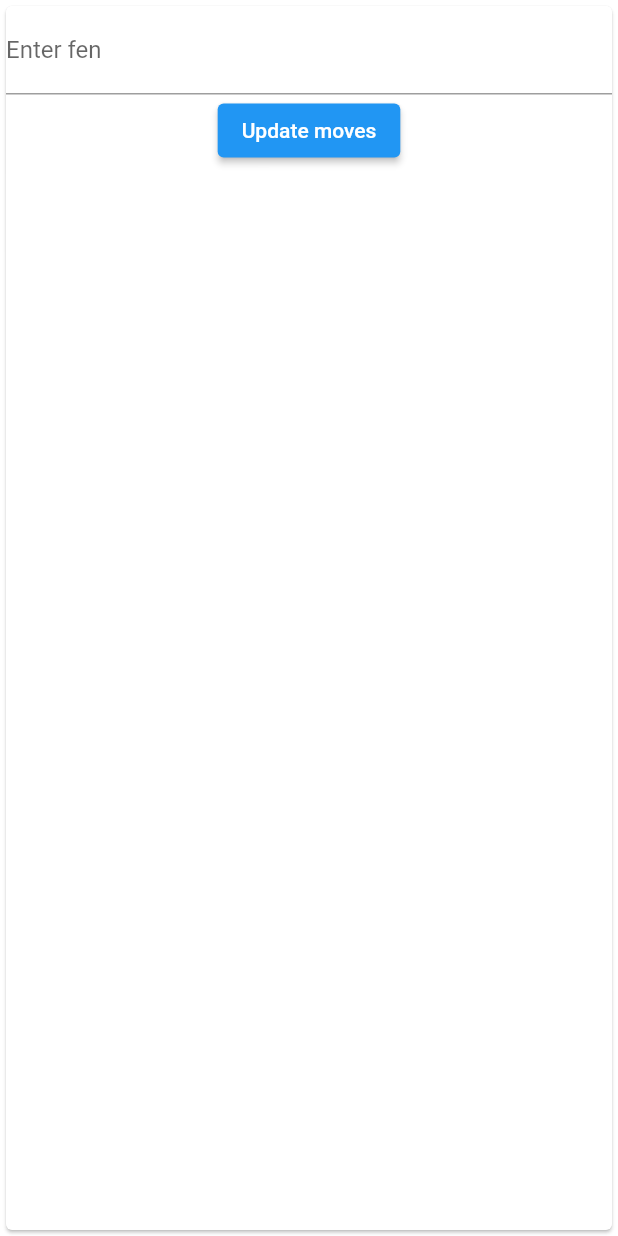
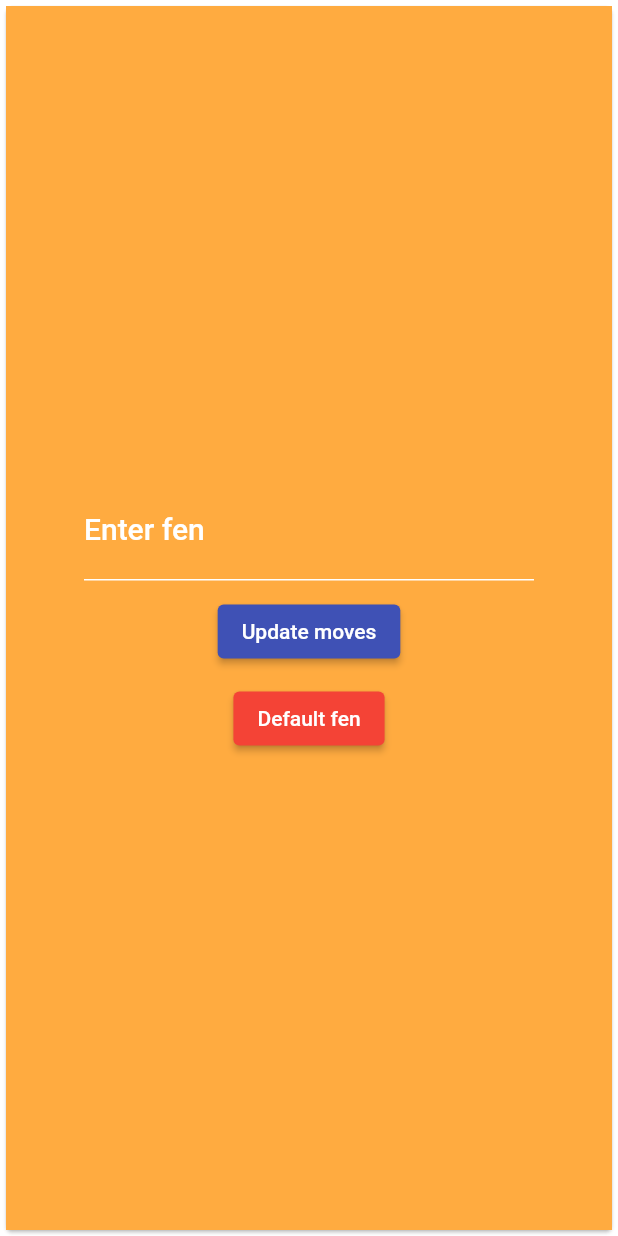
Before and after one commit to Qumpell/flutter-chess-moves-show, a Flutter app: the screen it shows after launch, after a tap on an icon or button, on a phone screen of 412 x 824 dp. Run offline on Flutter 3.47's test engine with Material 2 defaults, Android fonts, the phone set to English and light mode, and no system bars; our stand-ins replace get; missing offline and left inert: flutter_chess_board.

Commit message:
adding chessboard

```diff
--- a/lib/main.dart
+++ b/lib/main.dart
@@ -1,5 +1,6 @@
 import 'package:flutter/material.dart';
 import 'package:get/get.dart';
+import 'package:flutter_chess_board/flutter_chess_board.dart';
 
 void main() {
   runApp(const MainApp());
@@ -7,7 +8,8 @@ void main() {
 
 class MovesController extends GetxController {
   final moveName = ''.obs;
-  final chessboard = '0'.obs;
+  // final chessboard = ''.obs;
+  final chessboard = "".obs;
 
   void updateChessboard(String newMove) {
     moveName.value = newMove;
@@ -24,97 +26,17 @@ class MainApp extends StatelessWidget {
 
   @override
   Widget build(BuildContext context) {
-    // Widget firstChessboardSection = Container(
-    //   color: Colors.amber,
-    //   child: Row(
-    //     mainAxisAlignment: MainAxisAlignment.spaceEvenly,
-    //     children: <Widget>[
-    //       GetX<MovesController>(
-    //         tag: "1",
-    //         init: MovesController('1'),
-    //         builder: ((controller) {
-    //           return Column(
-    //             children: <Widget>[
-    //               Text(
-    //                 controller.moveName.value,
-    //                 style: const TextStyle(fontSize: 24),
-    //               ),
-    //               ElevatedButton(
-    //                   onPressed: () async {
-    //                     final result = await Get.to(() => ButtonPage(chessboardNumber: '1'));
-    //                     controller.updateChessboard(result);
-    //                   },
-    //                   child: Text("Pierwsza szachownica")),
-    //             ],
-    //           );
-    //         }),
-    //       ),
-    //     ],
-    //   ),
-    // );
-
-    // Widget secondChessboardSection = Container(
-    //   color: Colors.red,
-    //   child: Row(
-    //     mainAxisAlignment: MainAxisAlignment.spaceEvenly,
-    //     children: <Widget>[
-    //       GetX<MovesController>(
-    //         tag: "2",
-    //         init: MovesController('2'),
-    //         builder: ((controller) {
-    //           return Column(
-    //             children: <Widget>[
-    //               Text(
-    //                 controller.moveName.value,
-    //                 style: const TextStyle(fontSize: 24),
-    //               ),
-    //               ElevatedButton(
-    //                   onPressed: () async {
-    //                     final result = await Get.to(() => ButtonPage(chessboardNumber: '2'));
-    //                     controller.updateChessboard(result);
-    //                   },
-    //                   child: Text("Druga szachownica")),
-    //             ],
-    //           );
-    //         }),
-    //       ),
-    //     ],
-    //   ),
-    // );
-
-    // Widget secondChessboardSection = Container(
-    //   color: Colors.brown,
-    //   child: Row(
-    //     mainAxisAlignment: MainAxisAlignment.spaceEvenly,
-    //     children: <Widget>[
-    //       ElevatedButton(
-    //           onPressed: () async {
-    //             final result = await Get.to(() => ButtonPage(chessboardNumber: '1'));
-    //           },
-    //           // onPressed: () {
-    //           //   Get.to(() => ButtonPage(chessboardNumber: '1'));
-    //           // },
-    //           child: Text("Pierwsza szachownica")),
-    //     ],
-    //   ),
-    // );
-
     return GetMaterialApp(
       home: Scaffold(
           backgroundColor: Colors.black,
           body: Container(
             color: Colors.amber,
             child: Row(
-              // mainAxisAlignment: MainAxisAlignment.center,
-              // mainAxisSize: MainAxisSize.max,
-              // crossAxisAlignment: CrossAxisAlignment.baseline,
               children: const [
-                // firstChessboardSection,
-                // secondChessboardSection,
                 Expanded(child: ChessboardSection(chessboardNumber: "1")),
                 VerticalDivider(
                   width: 1.5,
-                  color: Colors.red,
+                  color: Colors.orange,
                   thickness: 1.5,
                 ),
                 Expanded(child: ChessboardSection(chessboardNumber: "2"))
@@ -129,23 +51,44 @@ class ButtonPage extends StatelessWidget {
   final String chessboardNumber;
   final TextEditingController _textEditingController = TextEditingController();
   ButtonPage({super.key, required this.chessboardNumber});
-
+  final Chess chess = Chess();
   @override
   Widget build(BuildContext context) {
     return Card(
-      child: SizedBox(
-        height: 300,
+      child: Container(
+        color: Colors.orangeAccent,
         child: Column(
+          mainAxisAlignment: MainAxisAlignment.center,
+          crossAxisAlignment: CrossAxisAlignment.center,
           children: <Widget>[
-            TextField(
+            SizedBox(
+              width: 300,
+              child: TextField(
                 controller: _textEditingController,
-              decoration: const InputDecoration(labelText: "Enter fen"),
+                decoration: const InputDecoration(
+                    enabledBorder: UnderlineInputBorder(borderSide: BorderSide(color: Colors.white)),
+                    focusedBorder: UnderlineInputBorder(borderSide: BorderSide(color: Colors.blue)),
+                    labelText: "Enter fen",
+                    floatingLabelStyle: TextStyle(color: Colors.white, fontWeight: FontWeight.normal),
+                    labelStyle: TextStyle(color: Colors.white)),
+                style: const TextStyle(color: Colors.white, fontSize: 20, fontWeight: FontWeight.w500),
+              ),
+            ),
+            Padding(
+              padding: const EdgeInsets.all(10),
+              child: ElevatedButton(
+                  onPressed: () {
+                    Get.back(result: _textEditingController.text);
+                  },
+                  style: ButtonStyle(backgroundColor: MaterialStateColor.resolveWith((states) => Colors.indigo)),
+                  child: const Text("Update moves")),
             ),
             ElevatedButton(
                 onPressed: () {
-                  Get.back(result: _textEditingController.text);
+                  _textEditingController.text = chess.generate_fen();
                 },
-                child: const Text("Update moves"))
+                style: ButtonStyle(backgroundColor: MaterialStateColor.resolveWith((states) => Colors.red)),
+                child: const Text("Default fen")),
           ],
         ),
       ),
@@ -155,13 +98,12 @@ class ButtonPage extends StatelessWidget {
 
 class ChessboardSection extends StatelessWidget {
   final String chessboardNumber;
-
   const ChessboardSection({super.key, required this.chessboardNumber});
 
   @override
   Widget build(BuildContext context) {
     return Container(
-      color: Colors.blue,
+      color: Colors.lightBlue,
       child: Column(
         mainAxisAlignment: MainAxisAlignment.spaceEvenly,
         children: <Widget>[
@@ -170,17 +112,29 @@ class ChessboardSection extends StatelessWidget {
             init: MovesController(chessboardNumber),
             builder: ((controller) {
               return Column(
+                mainAxisAlignment: MainAxisAlignment.center,
                 children: <Widget>[
-                  Text(
+                  ChessBoard(
+                    controller: ChessBoardController.fromFEN(controller.moveName.value),
+                    size: 300,
+                  ),
+                  Padding(
+                    padding: const EdgeInsets.only(left: 35, top: 10, right: 20),
+                    child: Text(
                       controller.moveName.value,
-                    style: const TextStyle(fontSize: 24),
+                      style: const TextStyle(fontSize: 24, color: Colors.white),
+                    ),
                   ),
                   ElevatedButton(
                     onPressed: () async {
                       final result = await Get.to(() => ButtonPage(chessboardNumber: chessboardNumber));
                       controller.updateChessboard(result);
                     },
-                      child: Text("$chessboardNumber szachownica")),
+                    style: ButtonStyle(
+                        overlayColor: MaterialStateColor.resolveWith((states) => Colors.green),
+                        backgroundColor: MaterialStateColor.resolveWith((states) => Colors.black)),
+                    child: Text("$chessboardNumber szachownica"),
+                  ),
                 ],
               );
             }),
--- a/pubspec.yaml
+++ b/pubspec.yaml
@@ -10,6 +10,8 @@ dependencies:
   flutter:
     sdk: flutter
   get:
+  flutter_chess_board: ^1.0.1
+
 dev_dependencies:
   flutter_test:
     sdk: flutter
```
Also changed, not shown: pubspec.lock. Lines whose indentation alone changed are shown as unchanged.
